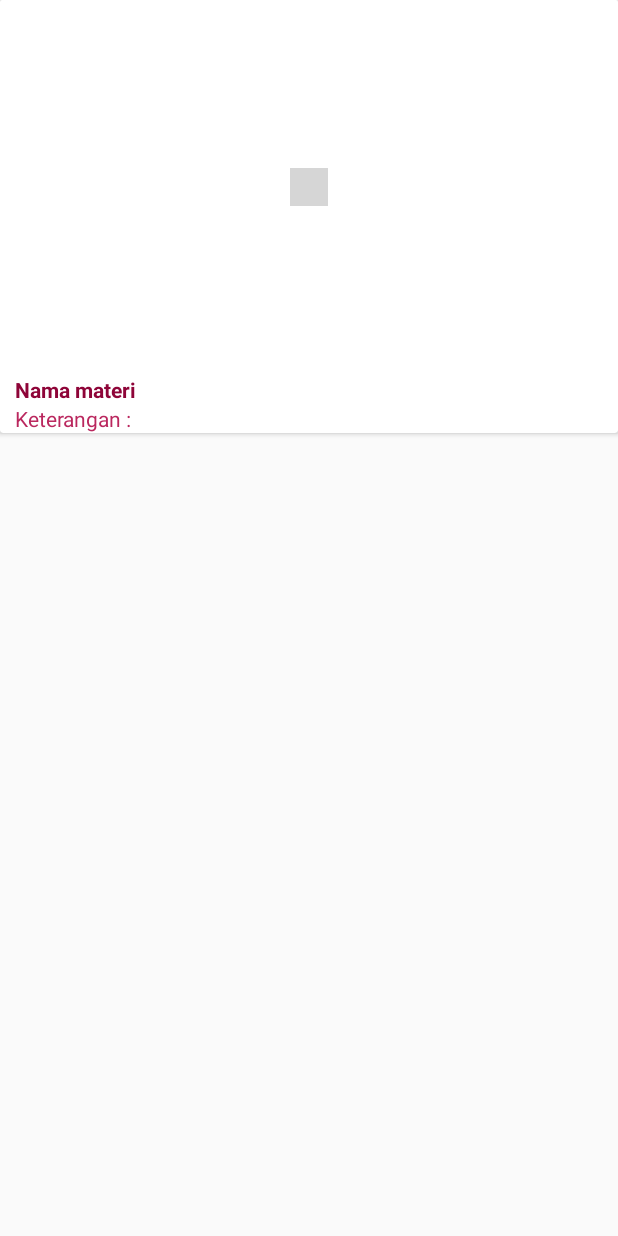
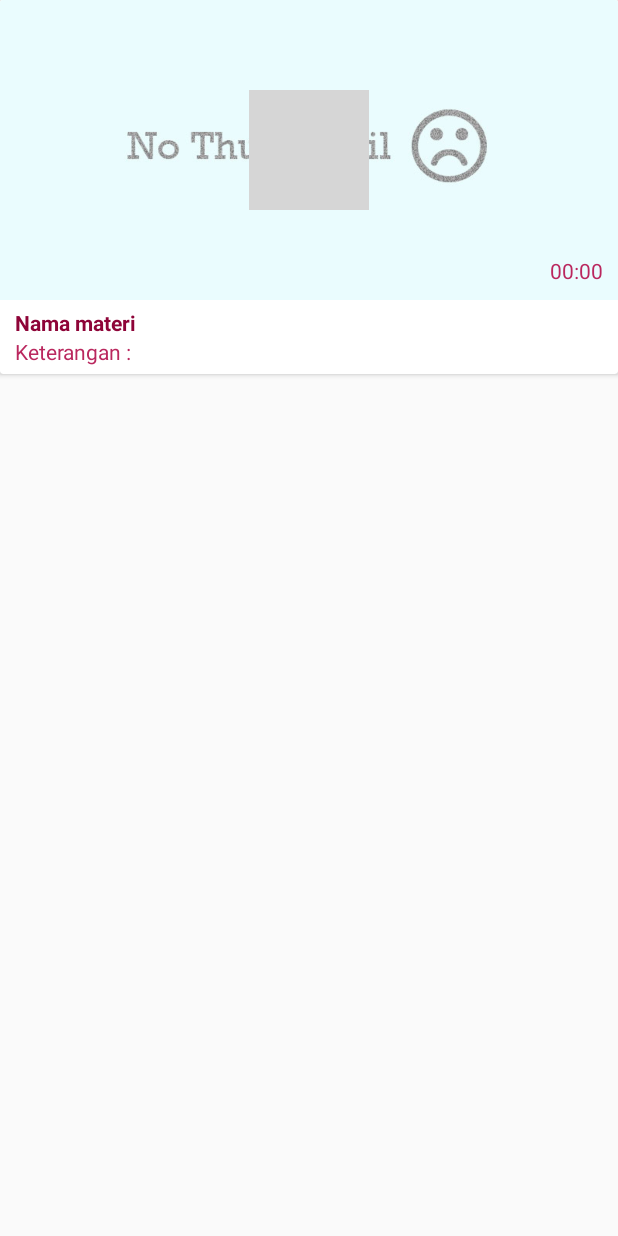
Before and after one commit to rentrust-it/edtrust, an Android app: the layout list_vid.xml on its own in the app's theme, with its tools: preview values and no code run, on a phone screen of 412 x 824 dp. Run offline under Robolectric (Android 15) with nearby library versions, the phone set to English and light mode, and no system bars; grey boxes are pictures that could not be loaded.

Commit message:
Perbaikan view frag video

```diff
--- a/app/src/main/res/layout/list_vid.xml
+++ b/app/src/main/res/layout/list_vid.xml
@@ -18,30 +18,38 @@
             android:id="@+id/relative_vid"
             android:background="@color/colorWhite"
             android:layout_width="match_parent"
-            android:layout_height="250dp">
+            android:layout_height="200dp">
 
             <ImageView
-                android:id="@+id/vid_image"
+                android:id="@+id/thumb"
                 android:scaleType="fitXY"
+                android:src="@drawable/no_thumbnail"
                 android:layout_width="match_parent"
-                android:layout_height="wrap_content" />
-
+                android:layout_height="match_parent"/>
 
             <RelativeLayout
                 android:id="@+id/r1_select"
-                android:layout_marginTop="10dp"
-                android:layout_marginLeft="10dp"
-                android:layout_marginRight="10dp"
                 android:alpha="0.5"
                 android:layout_width="match_parent"
-                android:layout_height="match_parent">
-            </RelativeLayout>
+                android:layout_height="match_parent"></RelativeLayout>
 
             <ImageView
                 android:src="@drawable/ic_play"
                 android:layout_centerInParent="true"
-                android:layout_width="25dp"
-                android:layout_height="25dp" />
+                android:layout_width="80dp"
+                android:layout_height="80dp" />
+
+            <TextView
+                android:id="@+id/times"
+                android:text="00:00"
+                android:layout_alignParentBottom="true"
+                android:gravity="right"
+                android:textColor="@color/colorPrimary"
+                android:layout_marginLeft="10dp"
+                android:layout_marginRight="10dp"
+                android:layout_marginBottom="10dp"
+                android:layout_width="match_parent"
+                android:layout_height="wrap_content" />
 
         </RelativeLayout>
 
@@ -51,6 +59,7 @@
             android:text="Nama materi"
             android:textColor="@color/colorPrimaryDark"
             android:textStyle="bold"
+            android:layout_marginTop="5dp"
             android:layout_marginLeft="10dp"
             android:layout_marginRight="10dp"
             android:layout_width="match_parent"
@@ -63,8 +72,10 @@
             android:textColor="@color/colorPrimary"
             android:layout_marginLeft="10dp"
             android:layout_marginRight="10dp"
+            android:layout_marginBottom="5dp"
             android:layout_width="match_parent"
             android:layout_height="wrap_content" />
+
 
     </RelativeLayout>
 
```
Also changed, not shown: app/src/main/java/com/rentrust/id/edtrust/model/modelMateri.java (+10 -0 lines), app/src/main/java/com/rentrust/id/edtrust/siswa/materi/MateriVideoAdapter.java (+37 -14 lines), app/src/main/res/drawable/no_thumbnail.jpg (added).
